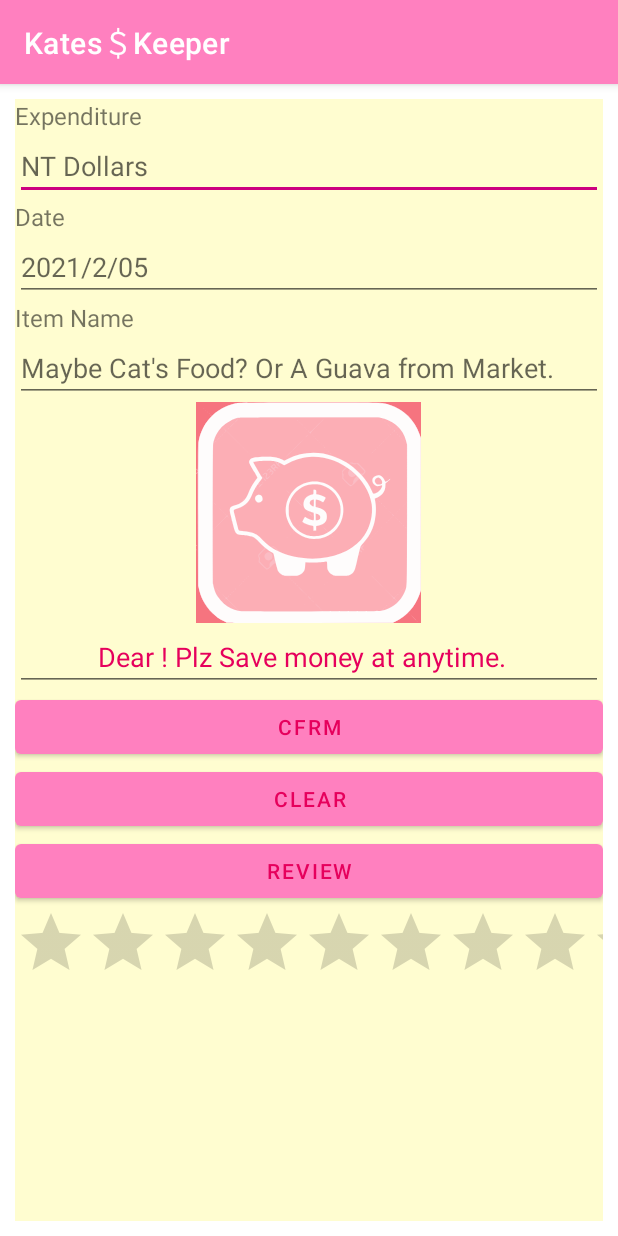
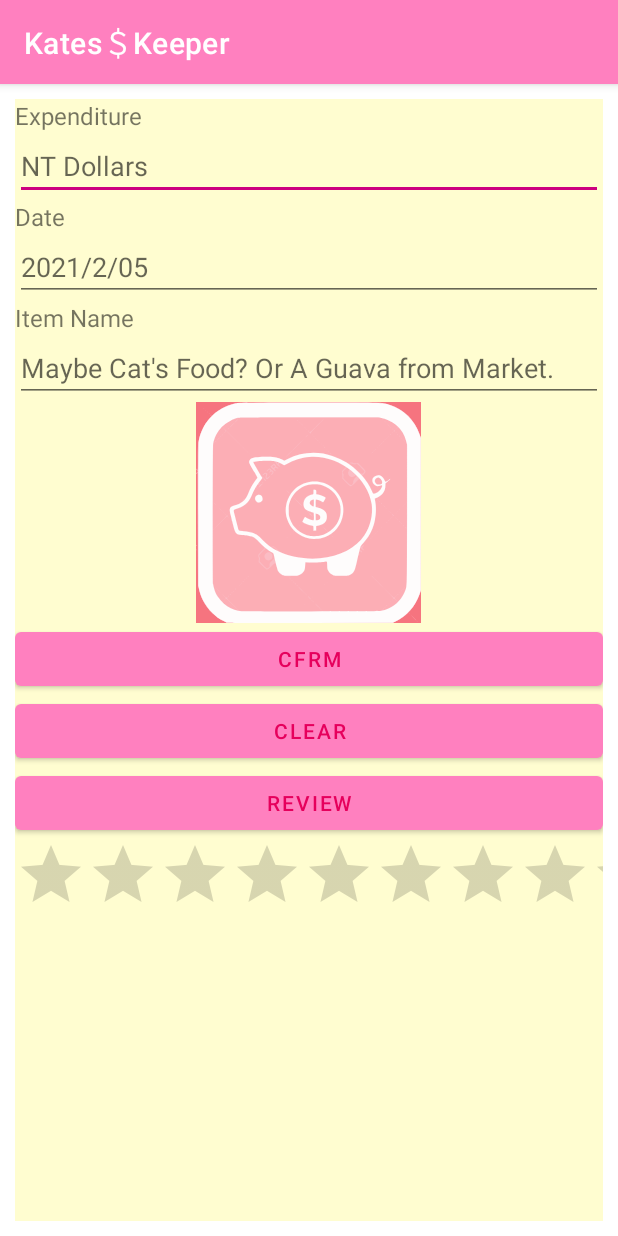
Before and after one commit to QueenieCplusplus/Android_Review_18, an Android app: the screen it shows after launch (MainActivity), on a phone screen of 412 x 824 dp. Run offline under Robolectric (Android 15) with nearby library versions, the phone set to English and light mode, and no system bars.

Commit message:
the height of device is shorter than VM, so remove an UI obj

```diff
--- a/KatesSPapp/app/src/main/res/layout/activity_main.xml
+++ b/KatesSPapp/app/src/main/res/layout/activity_main.xml
@@ -54,15 +54,6 @@
 
     </ImageView>
 
-    <EditText
-        android:id="@+id/somethingToSay"
-        android:layout_width="match_parent"
-        android:layout_height="wrap_content"
-        android:ems="10"
-        android:inputType="textPersonName"
-        android:text="           Dear ! Plz Save money at anytime."
-        android:textColor="@color/carmine" />
-
     <Button
         android:layout_width="match_parent"
         android:layout_height="wrap_content"
```
Also changed, not shown: 1 other file.
